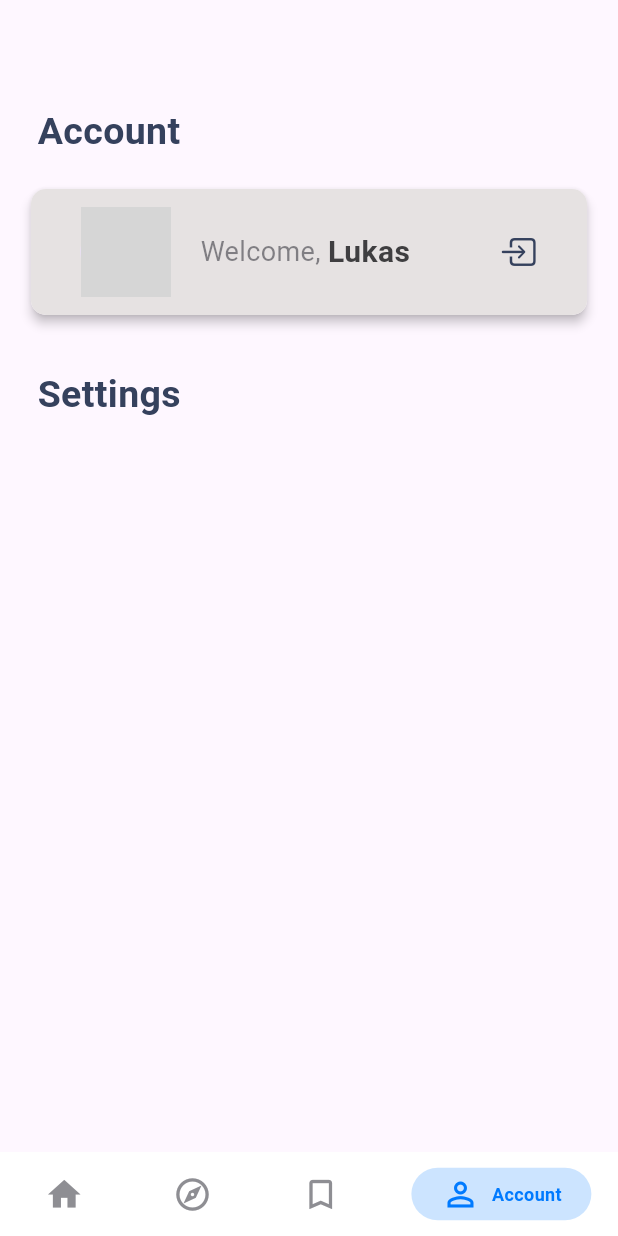
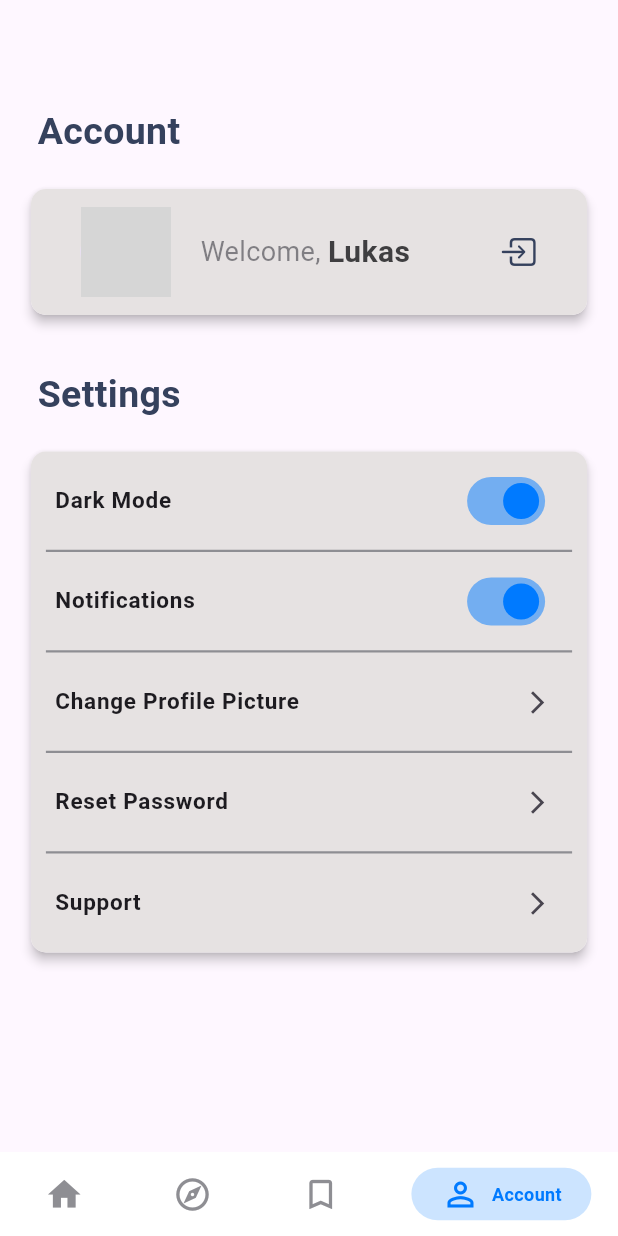
Before and after one commit to L4XB/movissance_movie_discovery, a Flutter app: the screen it shows after launch, item 4 of the bottom bar chosen, on a phone screen of 412 x 824 dp. Run offline on Flutter 3.47's test engine with Material 3 defaults, Android fonts, the phone set to English and light mode, and no system bars; drawn by our look-alikes of persistent_bottom_nav_bar; our stand-ins replace auto_size_text, bloc, dio, flutter_bloc, lottie, shared_preferences and 1 more; network calls fail; grey boxes are pictures that could not be loaded.

Commit message:
core: added settings bloc to account tab

```diff
--- a/lib/src/features/profile/presentation/profile.dart
+++ b/lib/src/features/profile/presentation/profile.dart
@@ -1,3 +1,4 @@
+import 'package:flutter/cupertino.dart';
 import 'package:flutter/material.dart';
 import 'package:red_line/src/common/extensions/sized_box_extension.dart';
 import 'package:red_line/src/features/profile/presentation/widgtes/account_bar.dart';
@@ -29,8 +30,131 @@ class ProfileScreen extends StatelessWidget {
                     fontWeight: FontWeight.bold,
                     color: Color.fromARGB(255, 53, 65, 93))),
           ),
+          SizedBoxExtension.height(20),
+          SettingsSection(),
         ],
       ),
     );
   }
 }
+
+class SettingsSection extends StatelessWidget {
+  const SettingsSection({super.key});
+
+  @override
+  Widget build(BuildContext context) {
+    final size = MediaQuery.of(context).size;
+    return Center(
+      child: Material(
+        elevation: 3,
+        borderRadius: BorderRadius.circular(10),
+        child: Container(
+          decoration: BoxDecoration(
+            color: const Color.fromARGB(255, 230, 226, 226),
+            borderRadius: BorderRadius.circular(10),
+          ),
+          width: size.width * 0.9,
+          child: Column(
+            crossAxisAlignment: CrossAxisAlignment.center,
+            children: [
+              Padding(
+                padding: const EdgeInsets.symmetric(vertical: 5),
+                child: ListTile(
+                  title: Text("Dark Mode",
+                      style:
+                          TextStyle(fontSize: 15, fontWeight: FontWeight.bold)),
+                  trailing: Switch(
+                    value: true,
+                    activeColor: CupertinoColors.activeBlue,
+                    onChanged: (value) {},
+                  ),
+                ),
+              ),
+              Padding(
+                padding: const EdgeInsets.symmetric(horizontal: 10),
+                child: Divider(
+                  height: 1,
+                  thickness: 1.5,
+                  color: CupertinoColors.systemGrey,
+                ),
+              ),
+              Padding(
+                padding: const EdgeInsets.symmetric(vertical: 5),
+                child: ListTile(
+                  title: Text("Notifications",
+                      style:
+                          TextStyle(fontSize: 15, fontWeight: FontWeight.bold)),
+                  trailing: Switch(
+                    activeColor: CupertinoColors.activeBlue,
+                    value: true,
+                    onChanged: (value) {},
+                  ),
+                ),
+              ),
+              Padding(
+                padding: const EdgeInsets.symmetric(horizontal: 10),
+                child: Divider(
+                  height: 1,
+                  thickness: 1.5,
+                  color: CupertinoColors.systemGrey,
+                ),
+              ),
+              Padding(
+                padding: const EdgeInsets.symmetric(vertical: 5),
+                child: ListTile(
+                  title: Text("Change Profile Picture",
+                      style:
+                          TextStyle(fontSize: 15, fontWeight: FontWeight.bold)),
+                  trailing: Icon(
+                    Icons.arrow_forward_ios,
+                    size: 18,
+                  ),
+                ),
+              ),
+              Padding(
+                padding: const EdgeInsets.symmetric(horizontal: 10),
+                child: Divider(
+                  height: 1,
+                  thickness: 1.5,
+                  color: CupertinoColors.systemGrey,
+                ),
+              ),
+              Padding(
+                padding: const EdgeInsets.symmetric(vertical: 5),
+                child: ListTile(
+                  title: Text("Reset Password",
+                      style:
+                          TextStyle(fontSize: 15, fontWeight: FontWeight.bold)),
+                  trailing: Icon(
+                    Icons.arrow_forward_ios,
+                    size: 18,
+                  ),
+                ),
+              ),
+              Padding(
+                padding: const EdgeInsets.symmetric(horizontal: 10),
+                child: Divider(
+                  height: 1,
+                  thickness: 1.5,
+                  color: CupertinoColors.systemGrey,
+                ),
+              ),
+              Padding(
+                padding: const EdgeInsets.symmetric(vertical: 5),
+                child: ListTile(
+                  title: Text("Support",
+                      style:
+                          TextStyle(fontSize: 15, fontWeight: FontWeight.bold)),
+                  trailing: Icon(
+                    Icons.arrow_forward_ios,
+                    size: 18,
+                  ),
+                ),
+              ),
+            ],
+          ),
+        ),
+      ),
+    );
+  }
+}
```
